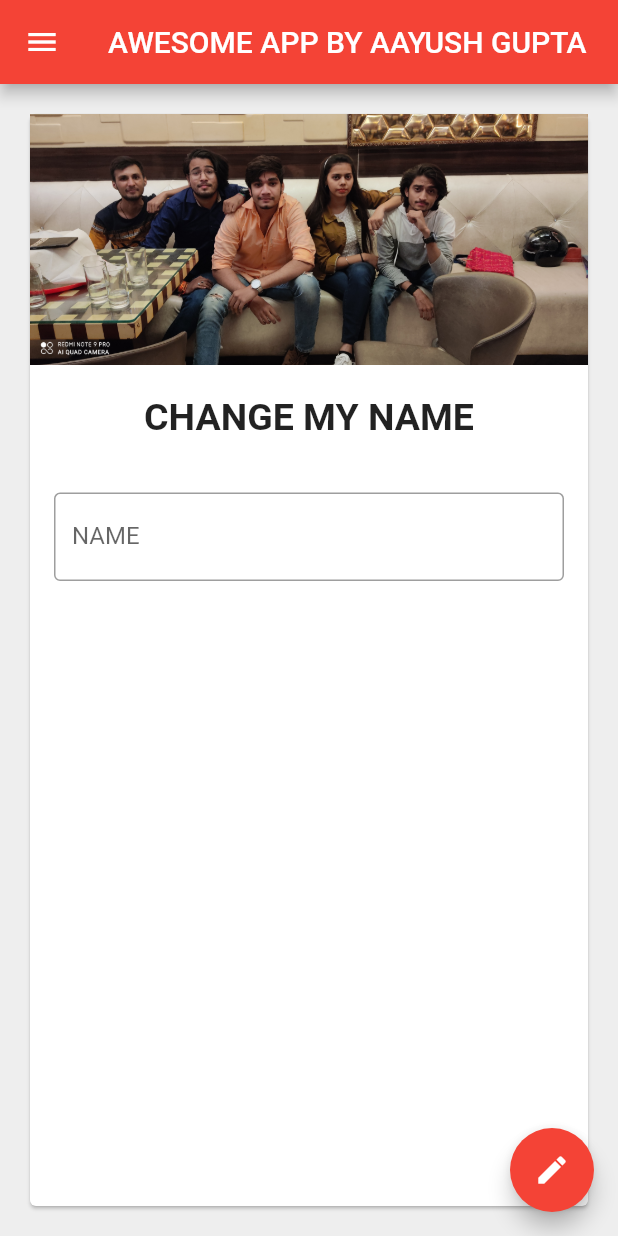
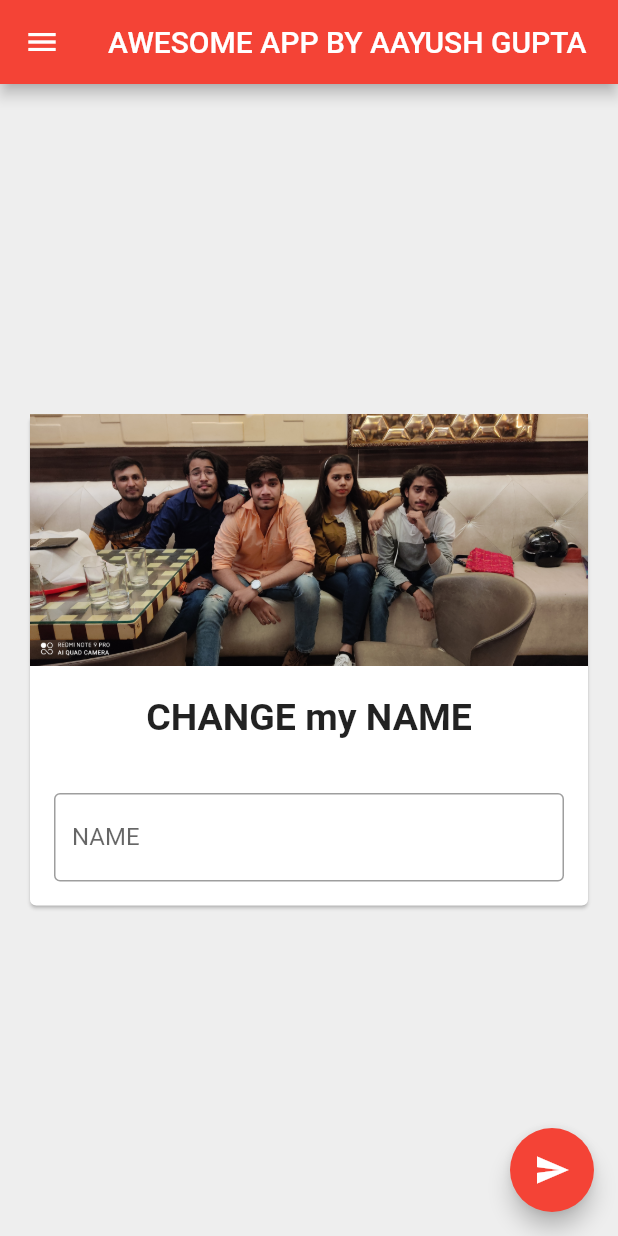
Before and after one commit to Aayush2708/WayToSuccess, a Flutter app: the screen it shows after launch, on a phone screen of 412 x 824 dp. Run offline on Flutter 3.47's test engine with Material 2 defaults, Android fonts, the phone set to English and light mode, and no system bars.

Commit message:
card making completed

```diff
--- a/waytosuccess/lib/main.dart
+++ b/waytosuccess/lib/main.dart
@@ -12,7 +12,16 @@ void main()  {
 
 
 
-class HomePage extends StatelessWidget {
+class HomePage extends StatefulWidget {
+  @override
+  _HomePageState createState() => _HomePageState();
+}
+
+class _HomePageState extends State<HomePage> {
+
+   var myText = "CHANGE my NAME";
+   TextEditingController _nameController= TextEditingController ();
+
   @override
   Widget build(BuildContext context) {
     return Scaffold(
@@ -23,7 +32,8 @@ class HomePage extends StatelessWidget {
       body: Center(
         child: Padding(
         padding: const EdgeInsets.all(16.0),
-        child: Card(
+        child: SingleChildScrollView(
+         child: Card(
           child: Column(
             children: <Widget> [
             Image.asset("assets/IMG_20201016_142211.jpg",
@@ -31,7 +41,7 @@ class HomePage extends StatelessWidget {
             SizedBox(
               height: 20
             ),
-            Text("CHANGE MY NAME",
+            Text( myText,
             style: TextStyle(fontSize: 25, fontWeight: FontWeight.bold),
             ),
              SizedBox(
@@ -40,6 +50,7 @@ class HomePage extends StatelessWidget {
             Padding(
               padding: const EdgeInsets.all(16.0),
               child: TextField(
+                controller: _nameController,
               decoration :InputDecoration(
                 border: OutlineInputBorder(),
                 hintText: "Enter some text",
@@ -51,6 +62,7 @@ class HomePage extends StatelessWidget {
             ],
           ),
          ),
+        ),
         ),
       ),
       drawer: Drawer(
@@ -84,8 +96,13 @@ class HomePage extends StatelessWidget {
         ),
       ),
       floatingActionButton: FloatingActionButton(
-        onPressed: () {},
-        child: Icon(Icons.edit),
+        onPressed: () {
+          myText = _nameController.text ;
+          setState(() {
+
+          });
+        },
+        child: Icon(Icons.send),
 
       ),
     );
```
